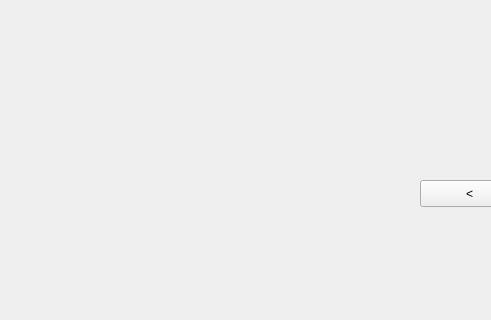
Above: src/nao_gui/resources/NaoMainWindow.ui from CSUN-SERL/nao-robo-leader before the change; both pictures show x 0 to 491 and y 190 to 510 of the 800 by 600 pixel window. Below: the same form after it.
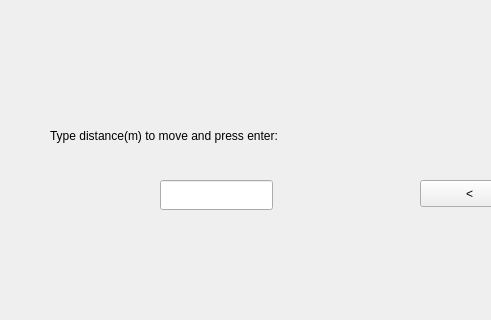
That is the form after the change.

Commit message: added text field to specify x distance

The edit to the form file:
```diff
--- a/src/nao_gui/resources/NaoMainWindow.ui
+++ b/src/nao_gui/resources/NaoMainWindow.ui
@@ -102,6 +102,29 @@
      <string>Enter text for NAO to say:</string>
     </property>
    </widget>
+   <widget class="QLineEdit" name="distanceEdit">
+    <property name="geometry">
+     <rect>
+      <x>160</x>
+      <y>370</y>
+      <width>113</width>
+      <height>30</height>
+     </rect>
+    </property>
+   </widget>
+   <widget class="QLabel" name="distance">
+    <property name="geometry">
+     <rect>
+      <x>50</x>
+      <y>300</y>
+      <width>331</width>
+      <height>51</height>
+     </rect>
+    </property>
+    <property name="text">
+     <string>Type distance(m) to move and press enter:</string>
+    </property>
+   </widget>
   </widget>
   <widget class="QMenuBar" name="menubar">
    <property name="geometry">
```
Left out of the diff: 2 changed lines with no effect on the pictures. The commit also changes 2 other files.
